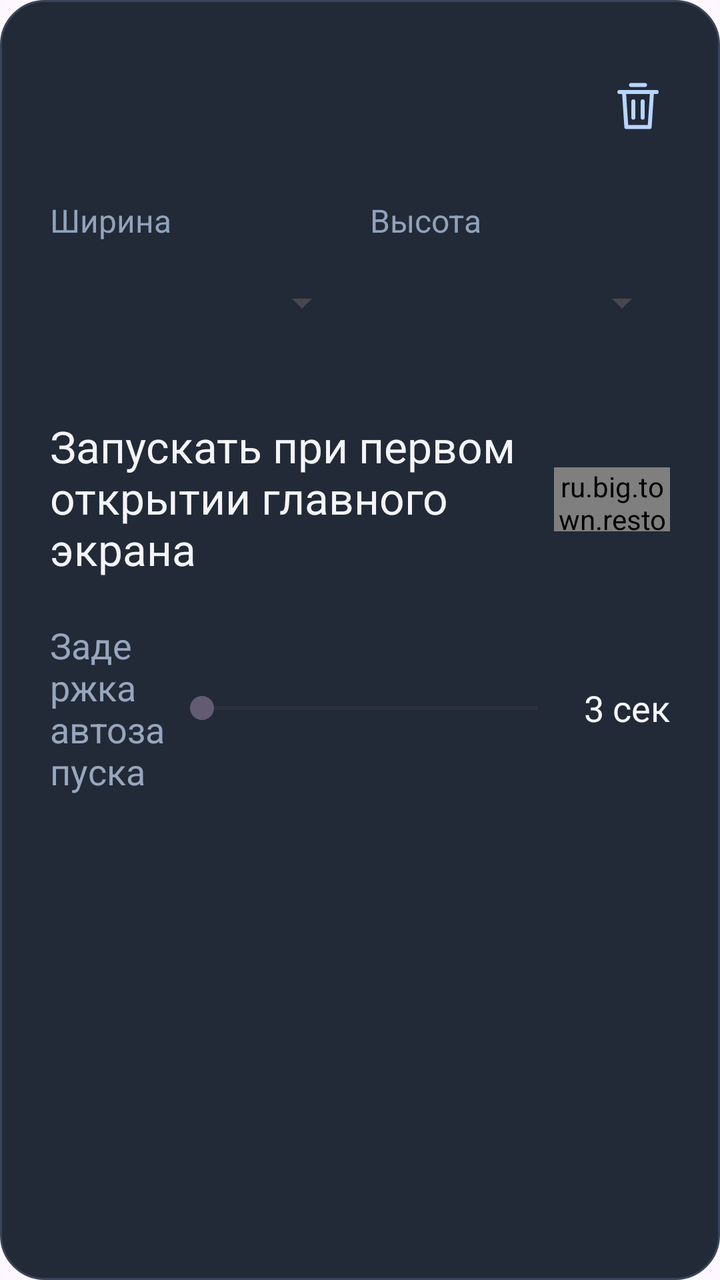
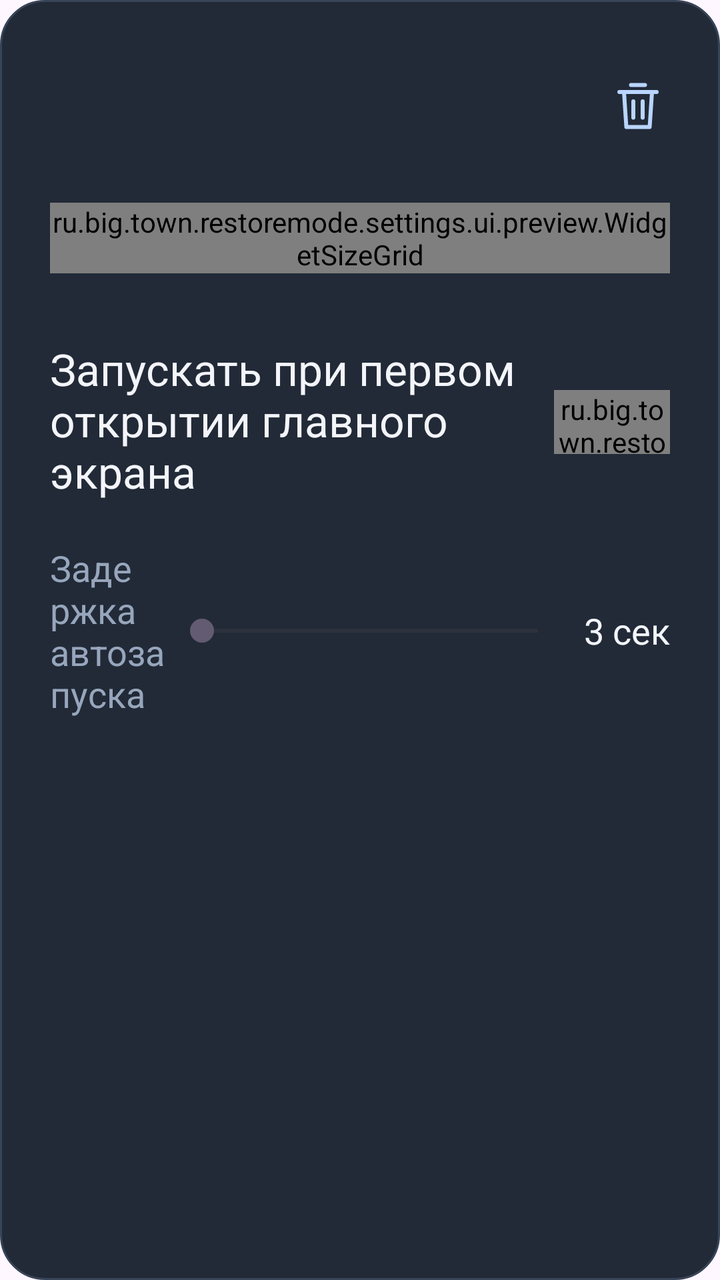

The first picture is an Android layout as it rendered before a commit; the second is the same layout after the commit. The layout source and the unified diff follow.
<!-- AndroidManifest.xml: application theme Theme.RestoreMode -->
<!-- res/layout/settings_main_app_widget_header.xml -->
<?xml version='1.0' encoding='utf-8'?>
<LinearLayout
    xmlns:android="http://schemas.android.com/apk/res/android"
    android:layout_width="match_parent"
    android:layout_height="wrap_content"
    android:orientation="vertical"
    android:background="@drawable/settings_card"
    android:padding="25dp"
    android:paddingBottom="0dp">
    <LinearLayout
        android:layout_width="match_parent"
        android:layout_height="wrap_content"
        android:gravity="center_vertical"
        android:orientation="horizontal"
        android:layout_marginBottom="20dp">
        <ImageView
            android:id="@+id/appWidgetSettingIcon"
            android:layout_width="48dp"
            android:layout_height="48dp"
            android:layout_marginEnd="14dp"
            android:scaleType="fitCenter" />
        <LinearLayout
            android:layout_width="0dp"
            android:layout_height="wrap_content"
            android:orientation="vertical"
            android:layout_weight="1">
            <TextView
                android:id="@+id/appWidgetSettingLabel"
                android:layout_width="match_parent"
                android:layout_height="wrap_content"
                android:textColor="@color/settings_text"
                android:textSize="24sp" />
            <TextView
                android:layout_width="match_parent"
                android:layout_height="wrap_content"
                android:text=""
                android:textSize="16sp"
                android:textColor="#91a2ba"
                android:includeFontPadding="false"
                android:id="@+id/settingsAppWidgetSubtitle"
                android:layout_marginTop="5dp" />
        </LinearLayout>
        <ImageButton
            android:id="@+id/appWidgetSettingDelete"
            android:layout_width="32dp"
            android:layout_height="32dp"
            android:padding="4dp"
            android:background="@android:color/transparent"
            android:src="@drawable/settings_icon_trash"
            android:contentDescription="Убрать виджет" />
    </LinearLayout>
    <LinearLayout
        android:layout_width="match_parent"
        android:layout_height="wrap_content"
        android:orientation="horizontal"
        android:gravity="center_vertical">
        <LinearLayout
            android:layout_width="0dp"
            android:layout_height="wrap_content"
            android:orientation="vertical"
            android:layout_weight="1"
            android:layout_marginEnd="10dp">
            <TextView
                android:layout_width="match_parent"
                android:layout_height="wrap_content"
                android:text="Ширина"
                android:textSize="16sp"
                android:textColor="#91a2ba"
                android:includeFontPadding="false"
                android:layout_marginBottom="7dp" />
            <Spinner
                android:id="@+id/appWidgetSettingWidth"
                android:layout_width="match_parent"
                android:layout_height="48dp"
                android:textColor="@color/settings_text" />
        </LinearLayout>
        <LinearLayout
            android:layout_width="0dp"
            android:layout_height="wrap_content"
            android:orientation="vertical"
            android:layout_weight="1">
            <TextView
                android:layout_width="match_parent"
                android:layout_height="wrap_content"
                android:text="Высота"
                android:textSize="16sp"
                android:textColor="#91a2ba"
                android:includeFontPadding="false"
                android:layout_marginBottom="7dp" />
            <Spinner
                android:id="@+id/appWidgetSettingHeight"
                android:layout_width="match_parent"
                android:layout_height="48dp"
                android:textColor="@color/settings_text" />
        </LinearLayout>
    </LinearLayout>
    <LinearLayout
        android:layout_width="match_parent"
        android:layout_height="wrap_content"
        android:orientation="horizontal"
        android:gravity="center_vertical"
        android:paddingVertical="18dp"
        android:layout_marginTop="18dp">
        <LinearLayout
            android:layout_width="0dp"
            android:layout_height="wrap_content"
            android:orientation="vertical"
            android:layout_weight="1">
            <TextView
                android:layout_width="match_parent"
                android:layout_height="wrap_content"
                android:text="Запускать при первом открытии главного экрана"
                android:textSize="22sp"
                android:textColor="#f3f5fa"
                android:includeFontPadding="false" />
        </LinearLayout>
        <ru.big.town.restoremode.settings.ui.controls.SettingsToggle
            android:id="@+id/appWidgetSettingAutoStart"
            android:layout_width="58dp"
            android:layout_height="32dp"
            android:text=""
            android:textColor="@color/settings_text"
            android:textSize="18sp"
            android:thumb="@drawable/switch_thumb"
            android:track="@drawable/switch_track" />
    </LinearLayout>
    <LinearLayout
        android:id="@+id/appWidgetDelayContainer"
        android:layout_width="match_parent"
        android:layout_height="wrap_content"
        android:layout_marginTop="4dp"
        android:gravity="center_vertical"
        android:orientation="horizontal">
        <TextView
            android:layout_width="0dp"
            android:layout_height="wrap_content"
            android:layout_weight="1"
            android:text="Задержка автозапуска"
            android:textColor="@color/settings_muted"
            android:textSize="18sp" />
        <SeekBar
            android:id="@+id/appWidgetSettingDelay"
            android:layout_width="200dp"
            android:layout_height="wrap_content"
            android:max="59" />
        <TextView
            android:id="@+id/appWidgetSettingDelayText"
            android:layout_width="50dp"
            android:layout_height="wrap_content"
            android:gravity="end"
            android:text="3 сек"
            android:textColor="@color/settings_text"
            android:textSize="18sp" />
    </LinearLayout>
</LinearLayout>
<!-- resources referenced by this layout -->
<resources>
  <color name="settings_muted">#97A6BC</color>
  <color name="settings_text">#F3F5FA</color>
  <!-- drawable settings_card (drawable) -->
  <shape xmlns:android="http://schemas.android.com/apk/res/android">
      <solid android:color="@color/settings_surface" />
      <stroke android:width="1dp" android:color="@color/settings_border" />
      <corners android:radius="@dimen/settings_card_radius" />
  </shape>
  <!-- drawable settings_icon_trash (drawable) -->
  <vector xmlns:android="http://schemas.android.com/apk/res/android" android:width="28dp" android:height="28dp" android:viewportWidth="24" android:viewportHeight="24">
      <path android:pathData="M4 6h16M9 3h6M6 6l1 15h10l1-15M10 10v7M14 10v7" android:fillColor="#00000000" android:strokeColor="#B9D5FF" android:strokeWidth="1.7" android:strokeLineCap="round" android:strokeLineJoin="round" />
  </vector>
  <!-- drawable switch_thumb (drawable) -->
  <?xml version="1.0" encoding="utf-8"?>
  <selector xmlns:android="http://schemas.android.com/apk/res/android">
      <item android:state_checked="true">
          <shape android:shape="oval">
              <solid android:color="#2A84DE" />
              <size android:width="24dp" android:height="24dp" />
          </shape>
      </item>
      <item>
          <shape android:shape="oval">
              <solid android:color="#888888" />
              <size android:width="24dp" android:height="24dp" />
          </shape>
      </item>
  </selector>
  <!-- drawable switch_track (drawable) -->
  <?xml version="1.0" encoding="utf-8"?>
  <selector xmlns:android="http://schemas.android.com/apk/res/android">
      <item android:state_checked="true">
          <shape android:shape="rectangle">
              <solid android:color="#5AAAE8" />
              <corners android:radius="20dp" />
          </shape>
      </item>
      <item>
          <shape android:shape="rectangle">
              <solid android:color="#444444" />
              <corners android:radius="20dp" />
          </shape>
      </item>
  </selector>
  <style name="Theme.RestoreMode" parent="Base.Theme.RestoreMode" />
  <color name="settings_surface">#222A37</color>
  <color name="settings_border">#384457</color>
  <dimen name="settings_card_radius">22dp</dimen>
  <style name="Base.Theme.RestoreMode" parent="Theme.Material3.DayNight.NoActionBar">
          
          
      </style>
</resources>

<!-- the commit's change to res/layout/settings_main_app_widget_header.xml (unified diff, before → after) -->
@@ -49,51 +49,10 @@
             android:src="@drawable/settings_icon_trash"
             android:contentDescription="Убрать виджет" />
     </LinearLayout>
-    <LinearLayout
+    <ru.big.town.restoremode.settings.ui.preview.WidgetSizeGrid
+        android:id="@+id/appWidgetSizeGrid"
         android:layout_width="match_parent"
-        android:layout_height="wrap_content"
-        android:orientation="horizontal"
-        android:gravity="center_vertical">
-        <LinearLayout
-            android:layout_width="0dp"
-            android:layout_height="wrap_content"
-            android:orientation="vertical"
-            android:layout_weight="1"
-            android:layout_marginEnd="10dp">
-            <TextView
-                android:layout_width="match_parent"
-                android:layout_height="wrap_content"
-                android:text="Ширина"
-                android:textSize="16sp"
-                android:textColor="#91a2ba"
-                android:includeFontPadding="false"
-                android:layout_marginBottom="7dp" />
-            <Spinner
-                android:id="@+id/appWidgetSettingWidth"
-                android:layout_width="match_parent"
-                android:layout_height="48dp"
-                android:textColor="@color/settings_text" />
-        </LinearLayout>
-        <LinearLayout
-            android:layout_width="0dp"
-            android:layout_height="wrap_content"
-            android:orientation="vertical"
-            android:layout_weight="1">
-            <TextView
-                android:layout_width="match_parent"
-                android:layout_height="wrap_content"
-                android:text="Высота"
-                android:textSize="16sp"
-                android:textColor="#91a2ba"
-                android:includeFontPadding="false"
-                android:layout_marginBottom="7dp" />
-            <Spinner
-                android:id="@+id/appWidgetSettingHeight"
-                android:layout_width="match_parent"
-                android:layout_height="48dp"
-                android:textColor="@color/settings_text" />
-        </LinearLayout>
-    </LinearLayout>
+        android:layout_height="wrap_content" />
     <LinearLayout
         android:layout_width="match_parent"
         android:layout_height="wrap_content"
